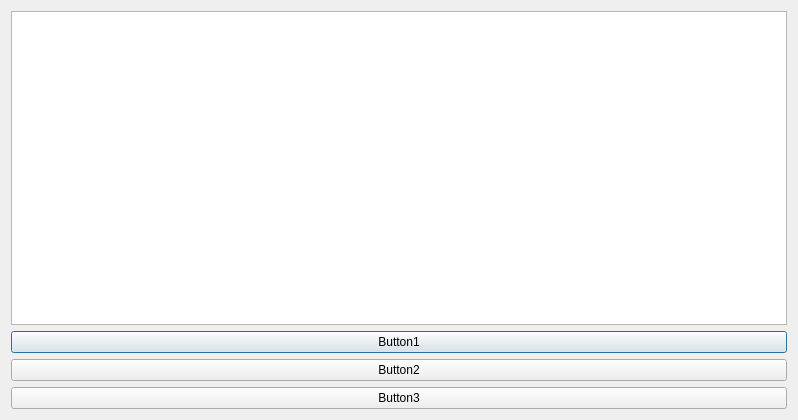
Qt form source/gui/dialog.ui (5l1v3r1/SocialBot-1) before a commit.
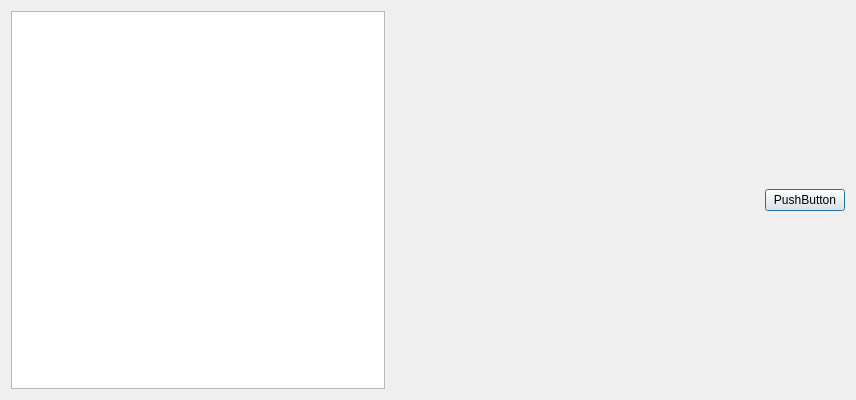
The same form after that commit.

Commit message: Added some example Layouts with Desginer

Patch:
```diff
--- a/source/gui/dialog.ui
+++ b/source/gui/dialog.ui
@@ -6,8 +6,8 @@
    <rect>
     <x>0</x>
     <y>0</y>
-    <width>798</width>
-    <height>420</height>
+    <width>856</width>
+    <height>400</height>
    </rect>
   </property>
   <property name="sizePolicy">
@@ -21,35 +21,40 @@
   </property>
   <layout class="QGridLayout" name="gridLayout">
    <item row="0" column="0">
-    <layout class="QVBoxLayout" name="verticalLayout">
-     <property name="sizeConstraint">
-      <enum>QLayout::SetNoConstraint</enum>
+    <widget class="QListWidget" name="listWidget">
+     <property name="sizePolicy">
+      <sizepolicy hsizetype="Expanding" vsizetype="Expanding">
+       <horstretch>0</horstretch>
+       <verstretch>0</verstretch>
+      </sizepolicy>
      </property>
-     <item>
-      <widget class="QListWidget" name="listWidget"/>
-     </item>
-     <item>
-      <widget class="QPushButton" name="pushButton_3">
-       <property name="text">
-        <string>Button1</string>
+     <property name="minimumSize">
+      <size>
+       <width>250</width>
+       <height>0</height>
+      </size>
        </property>
       </widget>
      </item>
-     <item>
-      <widget class="QPushButton" name="pushButton_2">
-       <property name="text">
-        <string>Button2</string>
-       </property>
-      </widget>
-     </item>
-     <item>
+   <item row="0" column="2">
+    <spacer name="horizontalSpacer">
+     <property name="orientation">
+      <enum>Qt::Horizontal</enum>
+     </property>
+     <property name="sizeHint" stdset="0">
+      <size>
+       <width>40</width>
+       <height>20</height>
+      </size>
+     </property>
+    </spacer>
+   </item>
+   <item row="0" column="3">
       <widget class="QPushButton" name="pushButton">
        <property name="text">
-        <string>Button3</string>
-       </property>
-      </widget>
-     </item>
-    </layout>
+      <string>PushButton</string>
+     </property>
+    </widget>
    </item>
   </layout>
  </widget>
```
Lines whose indentation alone changed are shown as unchanged. The commit also changes 1 other file.
